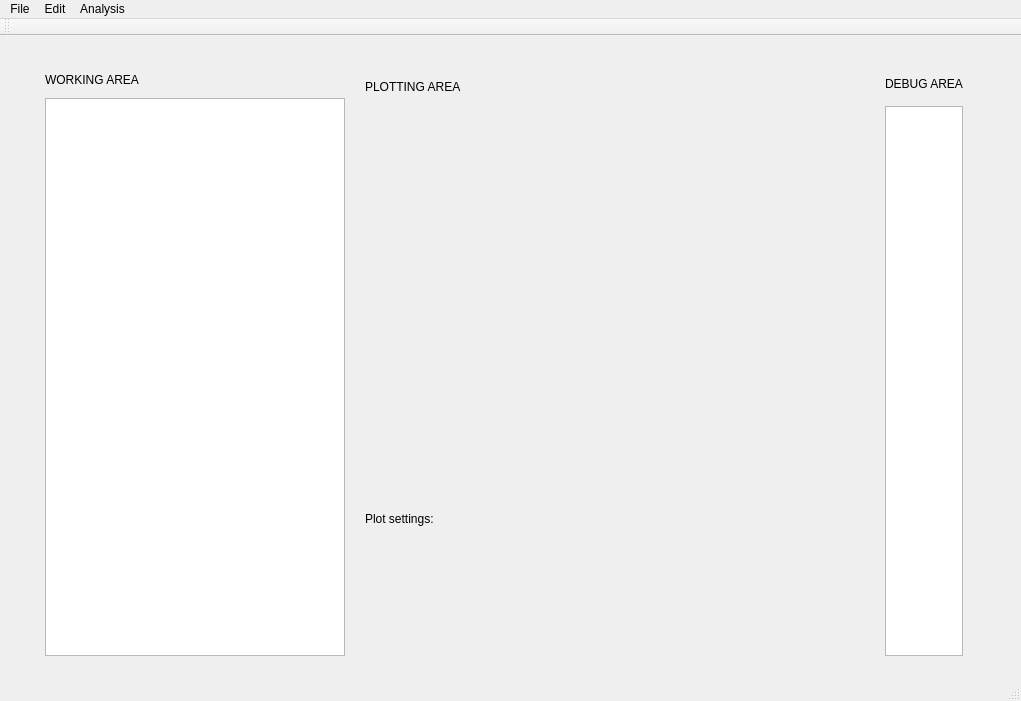
Before: the Qt Designer form gui/ui/mainwindow.ui in gf712/AbPyTools-Qt, drawn with Qt 5.
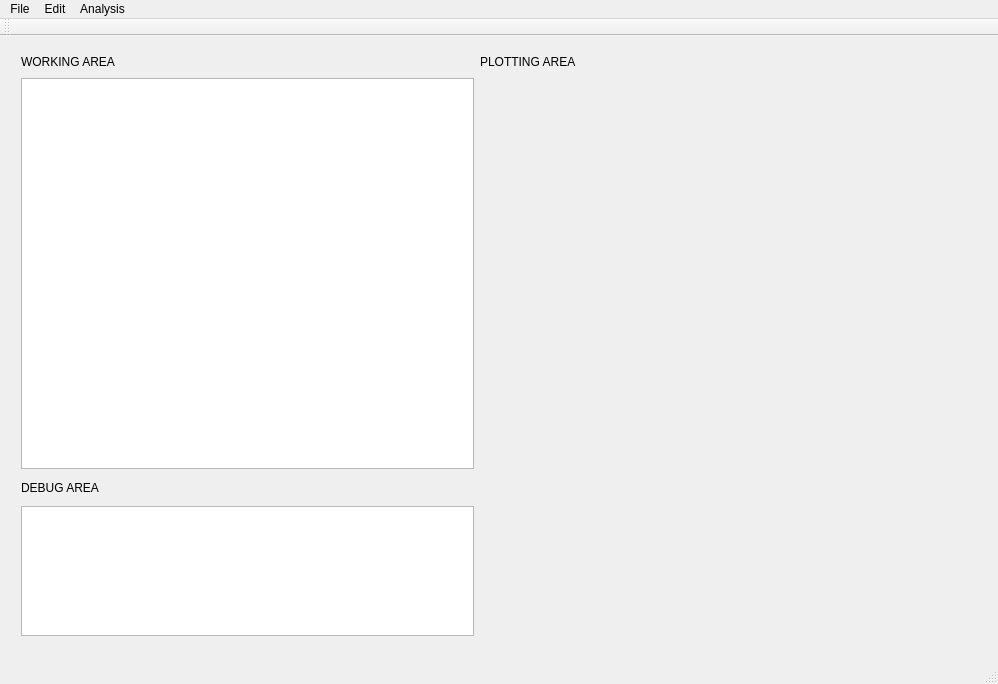
After: the same form once the commit is applied. Custom widgets are drawn as their Qt base class.

Commit message: plot range settings

The edit to the form file:
```diff
--- a/gui/ui/mainwindow.ui
+++ b/gui/ui/mainwindow.ui
@@ -9,8 +9,8 @@
    <rect>
     <x>0</x>
     <y>0</y>
-    <width>1021</width>
-    <height>701</height>
+    <width>998</width>
+    <height>684</height>
    </rect>
   </property>
   <property name="windowTitle">
@@ -20,16 +20,26 @@
    <widget class="QWidget" name="layoutWidget">
     <property name="geometry">
      <rect>
-      <x>20</x>
-      <y>20</y>
-      <width>971</width>
+      <x>10</x>
+      <y>0</y>
+      <width>981</width>
       <height>611</height>
      </rect>
     </property>
     <layout class="QGridLayout" name="gridLayout">
+     <item row="1" column="1" rowspan="2">
+      <layout class="QHBoxLayout" name="horizontalLayout">
+       <item>
+        <layout class="QGridLayout" name="plotSettingLayoutPermanent"/>
+       </item>
+       <item>
+        <layout class="QGridLayout" name="plotSettingLayoutCustom"/>
+       </item>
+      </layout>
+     </item>
      <item row="0" column="1">
       <layout class="QVBoxLayout" name="plotLayout">
-       <item>
+       <item alignment="Qt::AlignTop">
         <widget class="QLabel" name="label_2">
          <property name="minimumSize">
           <size>
@@ -39,7 +49,7 @@
          </property>
          <property name="maximumSize">
           <size>
-           <width>529</width>
+           <width>500</width>
            <height>20</height>
           </size>
          </property>
@@ -52,7 +62,7 @@
         <widget class="QCustomPlot" name="plotArea" native="true">
          <property name="minimumSize">
           <size>
-           <width>400</width>
+           <width>500</width>
            <height>400</height>
           </size>
          </property>
@@ -66,94 +76,105 @@
        </item>
       </layout>
      </item>
-     <item row="2" column="1">
-      <layout class="QGridLayout" name="plotSettingLayout"/>
-     </item>
-     <item row="0" column="2" rowspan="3">
-      <layout class="QVBoxLayout" name="verticalLayout">
-       <item alignment="Qt::AlignHCenter">
-        <widget class="QLabel" name="debugAreaLabel">
-         <property name="minimumSize">
-          <size>
-           <width>0</width>
-           <height>25</height>
-          </size>
-         </property>
-         <property name="text">
-          <string>DEBUG AREA</string>
-         </property>
-        </widget>
-       </item>
-       <item alignment="Qt::AlignRight">
-        <widget class="QTextBrowser" name="debugAreaTextBrowser">
-         <property name="maximumSize">
-          <size>
-           <width>300</width>
-           <height>550</height>
-          </size>
-         </property>
-        </widget>
-       </item>
-       <item>
-        <layout class="QHBoxLayout" name="iconLayout"/>
-       </item>
-      </layout>
-     </item>
      <item row="0" column="0" rowspan="3">
       <layout class="QVBoxLayout" name="workingAreaLayout">
        <item>
-        <widget class="QLabel" name="label">
+        <layout class="QVBoxLayout" name="verticalLayout">
+         <item>
+          <layout class="QVBoxLayout" name="verticalLayout_2">
+           <item>
+            <widget class="QLabel" name="label">
+             <property name="minimumSize">
+              <size>
+               <width>0</width>
+               <height>25</height>
+              </size>
+             </property>
+             <property name="maximumSize">
+              <size>
+               <width>500</width>
+               <height>20</height>
+              </size>
+             </property>
+             <property name="text">
+              <string>WORKING AREA</string>
+             </property>
+            </widget>
+           </item>
+           <item>
+            <widget class="QTextBrowser" name="workingAreaTextBrowser">
+             <property name="maximumSize">
+              <size>
+               <width>500</width>
+               <height>400</height>
+              </size>
+             </property>
+            </widget>
+           </item>
+          </layout>
+         </item>
+         <item>
+          <layout class="QVBoxLayout" name="verticalLayout_4"/>
+         </item>
+         <item alignment="Qt::AlignTop">
+          <widget class="QLabel" name="debugAreaLabel">
+           <property name="minimumSize">
+            <size>
+             <width>0</width>
+             <height>25</height>
+            </size>
+           </property>
+           <property name="maximumSize">
+            <size>
+             <width>500</width>
+             <height>20</height>
+            </size>
+           </property>
+           <property name="text">
+            <string>DEBUG AREA</string>
+           </property>
+          </widget>
+         </item>
+        </layout>
+       </item>
+       <item>
+        <widget class="QTextBrowser" name="debugAreaTextBrowser">
          <property name="minimumSize">
           <size>
            <width>0</width>
-           <height>25</height>
+           <height>130</height>
           </size>
          </property>
          <property name="maximumSize">
           <size>
-           <width>200</width>
-           <height>16777215</height>
-          </size>
-         </property>
-         <property name="text">
-          <string>WORKING AREA</string>
-         </property>
-        </widget>
-       </item>
-       <item>
-        <widget class="QTextBrowser" name="workingAreaTextBrowser">
-         <property name="maximumSize">
-          <size>
-           <width>300</width>
-           <height>580</height>
+           <width>500</width>
+           <height>130</height>
           </size>
          </property>
         </widget>
        </item>
       </layout>
      </item>
-     <item row="1" column="1">
-      <widget class="QLabel" name="label_3">
-       <property name="maximumSize">
-        <size>
-         <width>16777215</width>
-         <height>20</height>
-        </size>
-       </property>
-       <property name="text">
-        <string>Plot settings:</string>
-       </property>
-      </widget>
-     </item>
     </layout>
    </widget>
+   <widget class="QWidget" name="layoutWidget">
+    <property name="geometry">
+     <rect>
+      <x>10</x>
+      <y>610</y>
+      <width>981</width>
+      <height>20</height>
+     </rect>
+    </property>
+    <layout class="QHBoxLayout" name="iconLayout"/>
+   </widget>
   </widget>
   <widget class="QMenuBar" name="menuBar">
    <property name="geometry">
     <rect>
      <x>0</x>
      <y>0</y>
-     <width>1021</width>
+     <width>998</width>
      <height>22</height>
     </rect>
    </property>
```
Left out of the diff: 2 changed lines with no effect on the pictures. The commit also changes 2 other files.
